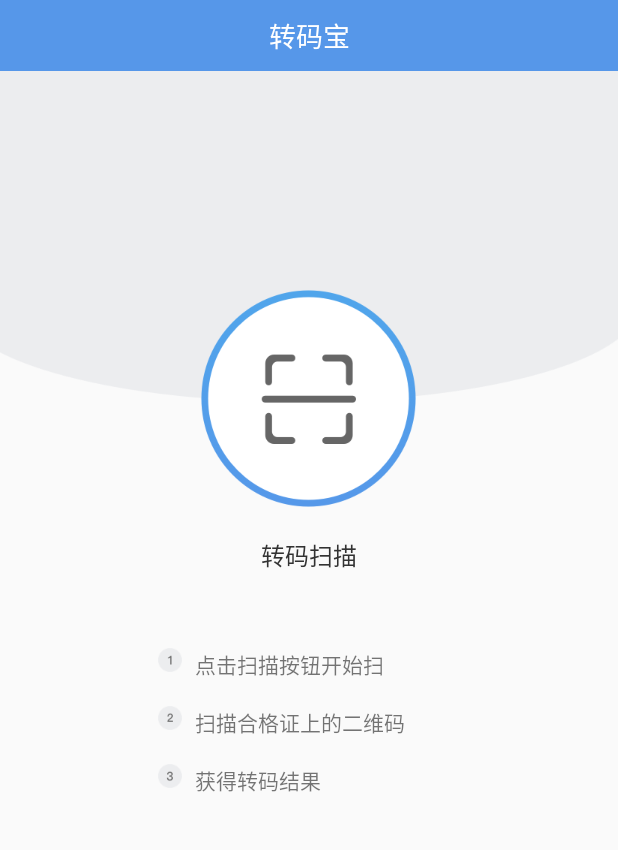
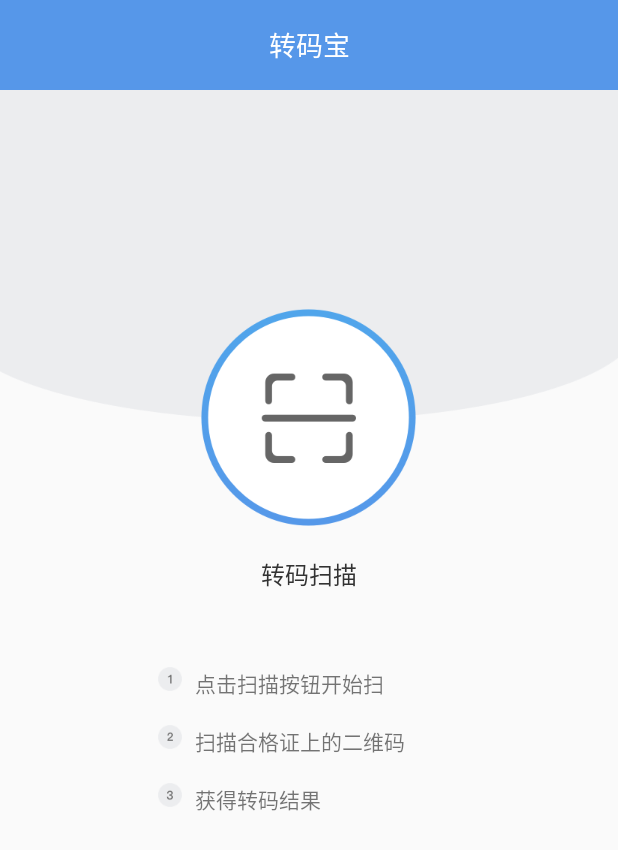
Before and after one commit to laiyuchenrushuang/transcoder, an Android app: the screen it shows after launch (QRActivity), on a phone screen of 412 x 824 dp. Shown: the top 850 px of the screen. Run offline under Robolectric (Android 15) with nearby library versions, the phone set to English and light mode, and no system bars.

Commit message:
修改进入白屏问题，增加状态栏和主题颜色一致，增加沉浸模式（代码注销掉部分BaseActivity）

```diff
--- a/transcoder/app/build.gradle
+++ b/transcoder/app/build.gradle
@@ -4,7 +4,7 @@ android {
     compileSdkVersion 27
     defaultConfig {
         applicationId "transcoder.hc.com.transcoder"
-        minSdkVersion 21
+        minSdkVersion 17
         targetSdkVersion 26
         versionCode 1
         versionName "1.0"
--- a/transcoder/app/src/main/java/transcoder/hc/com/transcoder/base/BaseActivity.java
+++ b/transcoder/app/src/main/java/transcoder/hc/com/transcoder/base/BaseActivity.java
@@ -2,14 +2,20 @@ package transcoder.hc.com.transcoder.base;
 
 import android.Manifest;
 import android.content.pm.PackageManager;
+import android.graphics.Color;
+import android.os.Build;
 import android.os.Bundle;
 import android.support.annotation.Nullable;
 import android.support.v4.app.ActivityCompat;
 import android.support.v4.content.ContextCompat;
+import android.support.v7.app.ActionBar;
 import android.support.v7.app.AppCompatActivity;
+import android.view.View;
+import android.view.Window;
 import android.view.WindowManager;
 import android.widget.Toast;
 
+import transcoder.hc.com.transcoder.R;
 import transcoder.hc.com.transcoder.utils.AppUtils;
 
 /**
@@ -21,10 +27,47 @@ public class BaseActivity extends AppCompatActivity {
     @Override
     public void onCreate(@Nullable Bundle savedInstanceState) {
         super.onCreate(savedInstanceState);
-        getWindow().setFlags(WindowManager.LayoutParams.FLAG_FULLSCREEN,  WindowManager.LayoutParams.FLAG_FULLSCREEN);
+       // getWindow().setFlags(WindowManager.LayoutParams.FLAG_FULLSCREEN,  WindowManager.LayoutParams.FLAG_FULLSCREEN);
+        requestPermision();
+        //状态栏和actionbar的背景颜色一致->from guo lin
+        getSameBackground();
 
-        requestPermision();
     }
+
+    private void getSameBackground() {
+        if (Build.VERSION.SDK_INT >= 21) {
+            View decorView = getWindow().getDecorView();
+            int option = View.SYSTEM_UI_FLAG_LAYOUT_HIDE_NAVIGATION
+                    | View.SYSTEM_UI_FLAG_LAYOUT_FULLSCREEN
+                    | View.SYSTEM_UI_FLAG_LAYOUT_STABLE;
+            decorView.setSystemUiVisibility(option);
+            getWindow().setNavigationBarColor(Color.TRANSPARENT);
+            getWindow().setStatusBarColor(Color.TRANSPARENT);
+        }
+        ActionBar actionBar = getSupportActionBar();
+        actionBar.hide();
+    }
+
+    private void getSameBackground(boolean hasFocus) {
+        if (hasFocus && Build.VERSION.SDK_INT >= 19) {
+            View decorView = getWindow().getDecorView();
+            decorView.setSystemUiVisibility(
+                    View.SYSTEM_UI_FLAG_LAYOUT_STABLE
+                            | View.SYSTEM_UI_FLAG_LAYOUT_HIDE_NAVIGATION
+                            | View.SYSTEM_UI_FLAG_LAYOUT_FULLSCREEN
+                            | View.SYSTEM_UI_FLAG_HIDE_NAVIGATION
+                            | View.SYSTEM_UI_FLAG_FULLSCREEN
+                            | View.SYSTEM_UI_FLAG_IMMERSIVE_STICKY);
+        }
+    }
+
+//    @Override
+//    public void onWindowFocusChanged(boolean hasFocus) {
+//        super.onWindowFocusChanged(hasFocus);
+//
+//        //状态栏和actionbar的背景颜色一致->from guo lin
+//        getSameBackground(hasFocus);
+//    }
 
     private void requestPermision() {
         if (ContextCompat.checkSelfPermission(this, Manifest.permission.WRITE_EXTERNAL_STORAGE) != PackageManager.PERMISSION_GRANTED
--- a/transcoder/app/src/main/res/layout/activity_decode_main.xml
+++ b/transcoder/app/src/main/res/layout/activity_decode_main.xml
@@ -14,7 +14,7 @@
         <TextView
             style="@style/ThemeZMB"
             android:layout_width="match_parent"
-            android:layout_height="@dimen/dp47"
+            android:layout_height="60dp"
             android:background="@color/blue"
             android:text="@string/app_name" />
 
--- a/transcoder/app/src/main/res/layout/result_failed_toolbar.xml
+++ b/transcoder/app/src/main/res/layout/result_failed_toolbar.xml
@@ -4,7 +4,7 @@
     xmlns:android="http://schemas.android.com/apk/res/android"
     android:id="@+id/toolbar"
     android:layout_width="match_parent"
-    android:layout_height="?attr/actionBarSize"
+    android:layout_height="60dp"
     android:background="@color/blue">
 
     <LinearLayout
--- a/transcoder/app/src/main/res/layout/result_toolbar.xml
+++ b/transcoder/app/src/main/res/layout/result_toolbar.xml
@@ -4,7 +4,7 @@
     xmlns:android="http://schemas.android.com/apk/res/android"
     android:id="@+id/toolbar"
     android:layout_width="match_parent"
-    android:layout_height="?attr/actionBarSize"
+    android:layout_height="60dp"
     android:background="@color/blue">
 
     <LinearLayout
--- a/transcoder/app/src/main/res/layout/scanner_toolbar.xml
+++ b/transcoder/app/src/main/res/layout/scanner_toolbar.xml
@@ -4,7 +4,7 @@
     xmlns:android="http://schemas.android.com/apk/res/android"
     android:id="@+id/toolbar"
     android:layout_width="match_parent"
-    android:layout_height="?attr/actionBarSize"
+    android:layout_height="60dp"
     android:background="#333">
 
     <LinearLayout
--- a/transcoder/app/src/main/res/values/styles.xml
+++ b/transcoder/app/src/main/res/values/styles.xml
@@ -1,11 +1,15 @@
 <resources>
 
     <!-- Base application theme. -->
-    <style name="AppTheme" parent="Theme.AppCompat.Light.NoActionBar">
+    <style name="AppTheme" parent="Theme.AppCompat.Light.DarkActionBar">
         <!-- Customize your theme here. -->
         <item name="colorPrimary">@color/colorPrimary</item>
         <item name="colorPrimaryDark">@color/colorPrimaryDark</item>
         <item name="colorAccent">@color/colorAccent</item>
+        //启动白屏问题解决
+        <item name="android:windowIsTranslucent">true</item>
+        <item name="android:windowNoTitle">true</item>
+
     </style>
     <style name="ScanCode">
         <item name="android:textColor">#ffffff</item>
```
